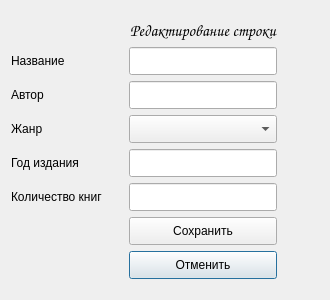
This is Forms/editrow.ui in BeJloCuTTeguCT/BDKursovoiProject4Sem as Qt 5 draws it before an edit. The edited form follows.
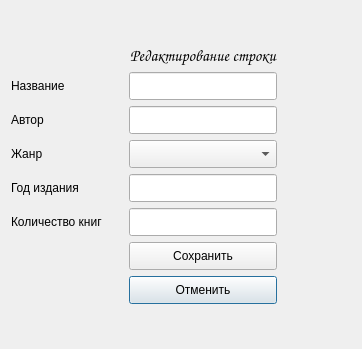
This is the edited form.

The edit to the form file:
```diff
--- a/Forms/editrow.ui
+++ b/Forms/editrow.ui
@@ -6,8 +6,8 @@
    <rect>
     <x>0</x>
     <y>0</y>
-    <width>330</width>
-    <height>300</height>
+    <width>362</width>
+    <height>349</height>
    </rect>
   </property>
   <property name="minimumSize">
```
Left out of the diff: 2 changed lines with no effect on the pictures.
